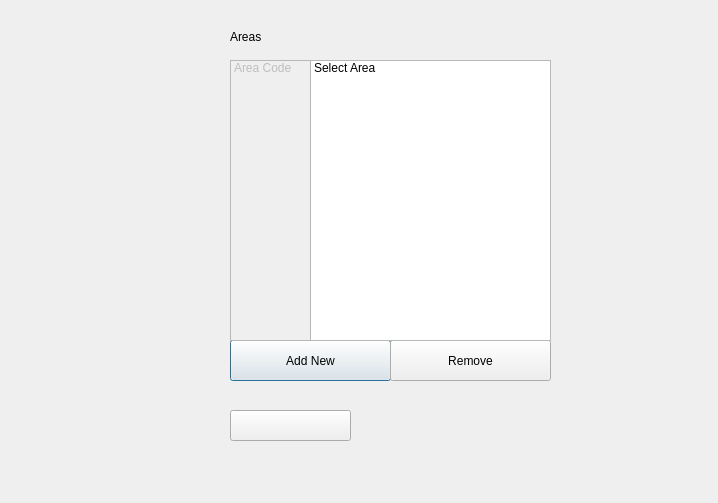
Old version of the form manage_area.ui in the repository tapish13031997/OVV.
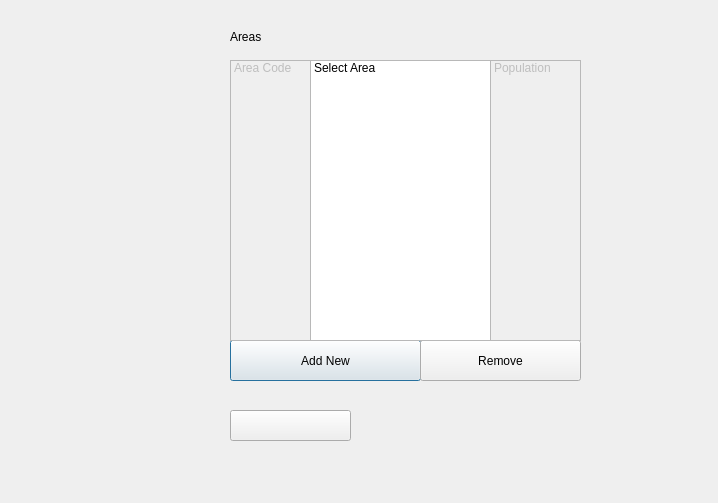
New version of the form. Icons and pictures are not drawn.

Patch:
```diff
--- a/manage_area.ui
+++ b/manage_area.ui
@@ -18,7 +18,7 @@
     <rect>
      <x>230</x>
      <y>340</y>
-     <width>161</width>
+     <width>191</width>
      <height>41</height>
     </rect>
    </property>
@@ -29,7 +29,7 @@
   <widget class="QPushButton" name="delete_area">
    <property name="geometry">
     <rect>
-     <x>390</x>
+     <x>420</x>
      <y>340</y>
      <width>161</width>
      <height>41</height>
@@ -57,7 +57,7 @@
     <rect>
      <x>310</x>
      <y>60</y>
-     <width>241</width>
+     <width>181</width>
      <height>281</height>
     </rect>
    </property>
@@ -108,6 +108,24 @@
     </property>
    </item>
   </widget>
+  <widget class="QListWidget" name="population">
+   <property name="enabled">
+    <bool>false</bool>
+   </property>
+   <property name="geometry">
+    <rect>
+     <x>490</x>
+     <y>60</y>
+     <width>91</width>
+     <height>281</height>
+    </rect>
+   </property>
+   <item>
+    <property name="text">
+     <string>Population</string>
+    </property>
+   </item>
+  </widget>
  </widget>
  <resources>
   <include location="src/files.qrc"/>
```
Left out of the diff: 3 changed lines with no effect on the pictures.
